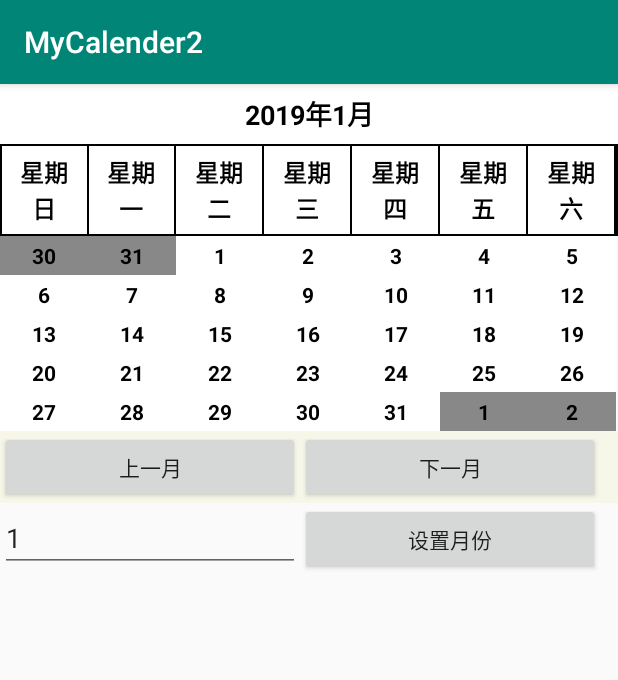
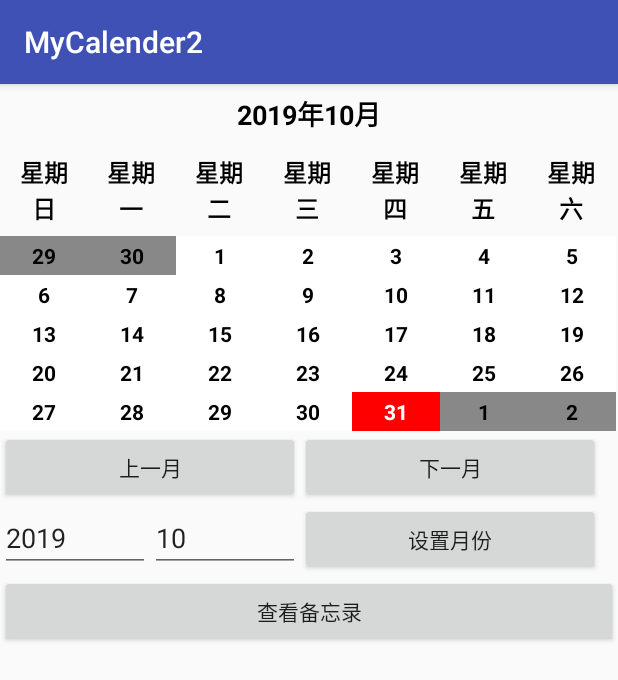
Before and after one commit to wanchuanyue/MyCalender2, an Android app: the screen it shows after launch (MainActivity), after a tap on "设置月份", on a phone screen of 412 x 824 dp. Shown: the top 680 px of the screen. Run offline under Robolectric (Android 15) with nearby library versions, the phone set to English and light mode, and no system bars.

Commit message:
添加修改年份、月份

```diff
--- a/app/src/main/java/com/example/mycalender2/MainActivity.java
+++ b/app/src/main/java/com/example/mycalender2/MainActivity.java
@@ -1,17 +1,13 @@
 package com.example.mycalender2;
 
-import androidx.appcompat.app.AlertDialog;
 import androidx.appcompat.app.AppCompatActivity;
 
-import android.content.DialogInterface;
-import android.content.Intent;
 import android.os.Bundle;
 import android.view.View;
 import android.widget.Button;
 import android.widget.EditText;
 import android.widget.GridView;
 import android.widget.TextView;
-import android.widget.Toast;
 
 import java.text.SimpleDateFormat;
 import java.util.ArrayList;
@@ -27,6 +23,8 @@ public class MainActivity extends AppCompatActivity {
     private GridView gv;
     private Button setMonth;
     private EditText newMonth;
+    private EditText newYear;
+
 
 
     @Override
@@ -44,9 +42,13 @@ public class MainActivity extends AppCompatActivity {
         gv = (GridView) findViewById(R.id.gv);
         setMonth = (Button) findViewById(R.id.setMonth);
         newMonth = (EditText) findViewById(R.id.newMonth);
+        newYear = (EditText) findViewById(R.id.newYear);
+
 
         initAdapter();
     }
+
+
 
     private void initAdapter() {
         final List<Day> dataList = new ArrayList<>();
@@ -80,10 +82,12 @@ public class MainActivity extends AppCompatActivity {
         setMonth.setOnClickListener(new View.OnClickListener() {
             @Override
             public void onClick(View v) {
-                int s = Integer.parseInt(newMonth.getText().toString());
-                if (s>0&&s<13)
+                int nmouth = Integer.parseInt(newMonth.getText().toString());
+                int nyear = Integer.parseInt(newYear.getText().toString());
+                if (nmouth>0&&nmouth<13)
                 {
-                    calendar.set(Calendar.MONTH, s-1);//1月是0
+                    calendar.set(Calendar.MONTH, nmouth-1);//1月是0
+                    calendar.set(calendar.YEAR, nyear);
                     updateAdapter(calendar, dataList, adapter);
                 }
             }
@@ -182,4 +186,6 @@ public class MainActivity extends AppCompatActivity {
                 return 31;
         }
     }
+
+
 }
--- a/app/src/main/res/layout/activity_main.xml
+++ b/app/src/main/res/layout/activity_main.xml
@@ -6,125 +6,116 @@
 
     <TextView
         android:id="@+id/nowdate"
+        android:layout_width="match_parent"
+        android:layout_height="40dp"
+        android:gravity="center"
         android:text="2019"
+        android:textColor="#000"
         android:textSize="18sp"
-        android:gravity="center"
-        android:textStyle="bold"
-        android:textColor="#000"
-        android:background="#fff"
-        android:layout_width="match_parent"
-        android:layout_height="40dp" />
+        android:textStyle="bold" />
 
     <LinearLayout
-        android:background="#000"
-        android:padding="1dp"
         android:layout_width="match_parent"
-        android:layout_height="wrap_content">
+        android:layout_height="wrap_content"
+        android:padding="1dp">
 
         <TextView
+            android:layout_width="0dp"
+            android:layout_height="wrap_content"
             android:layout_marginRight="1dp"
-            android:background="#fff"
+            android:layout_weight="1"
+            android:gravity="center"
+            android:padding="5dp"
             android:text="星期日"
-            android:textStyle="bold"
             android:textColor="#000"
-            android:gravity="center"
             android:textSize="16sp"
-            android:padding="5dp"
-            android:layout_width="0dp"
-            android:layout_weight="1"
-            android:layout_height="wrap_content" />
+            android:textStyle="bold" />
 
         <TextView
+            android:layout_width="0dp"
+            android:layout_height="wrap_content"
             android:layout_marginRight="1dp"
-            android:background="#fff"
+            android:layout_weight="1"
+            android:gravity="center"
+            android:padding="5dp"
             android:text="星期一"
-            android:textStyle="bold"
             android:textColor="#000"
-            android:gravity="center"
             android:textSize="16sp"
-            android:padding="5dp"
-            android:layout_width="0dp"
-            android:layout_weight="1"
-            android:layout_height="wrap_content" />
+            android:textStyle="bold" />
 
         <TextView
+            android:layout_width="0dp"
+            android:layout_height="wrap_content"
             android:layout_marginRight="1dp"
-            android:background="#fff"
+            android:layout_weight="1"
+            android:gravity="center"
+            android:padding="5dp"
             android:text="星期二"
-            android:textStyle="bold"
             android:textColor="#000"
-            android:gravity="center"
             android:textSize="16sp"
-            android:padding="5dp"
-            android:layout_width="0dp"
-            android:layout_weight="1"
-            android:layout_height="wrap_content" />
+            android:textStyle="bold" />
 
         <TextView
+            android:layout_width="0dp"
+            android:layout_height="wrap_content"
             android:layout_marginRight="1dp"
-            android:background="#fff"
+            android:layout_weight="1"
+            android:gravity="center"
+            android:padding="5dp"
             android:text="星期三"
-            android:textStyle="bold"
             android:textColor="#000"
-            android:gravity="center"
             android:textSize="16sp"
-            android:padding="5dp"
-            android:layout_width="0dp"
-            android:layout_weight="1"
-            android:layout_height="wrap_content" />
+            android:textStyle="bold" />
 
         <TextView
+            android:layout_width="0dp"
+            android:layout_height="wrap_content"
             android:layout_marginRight="1dp"
-            android:background="#fff"
+            android:layout_weight="1"
+            android:gravity="center"
+            android:padding="5dp"
             android:text="星期四"
-            android:textStyle="bold"
             android:textColor="#000"
-            android:gravity="center"
             android:textSize="16sp"
-            android:padding="5dp"
-            android:layout_width="0dp"
-            android:layout_weight="1"
-            android:layout_height="wrap_content" />
+            android:textStyle="bold" />
 
         <TextView
+            android:layout_width="0dp"
+            android:layout_height="wrap_content"
             android:layout_marginRight="1dp"
-            android:background="#fff"
+            android:layout_weight="1"
+            android:gravity="center"
+            android:padding="5dp"
             android:text="星期五"
-            android:textStyle="bold"
             android:textColor="#000"
-            android:gravity="center"
             android:textSize="16sp"
-            android:padding="5dp"
-            android:layout_width="0dp"
-            android:layout_weight="1"
-            android:layout_height="wrap_content" />
+            android:textStyle="bold" />
 
         <TextView
+            android:layout_width="0dp"
+            android:layout_height="wrap_content"
             android:layout_marginRight="1dp"
-            android:background="#fff"
+            android:layout_weight="1"
+            android:gravity="center"
+            android:padding="5dp"
             android:text="星期六"
-            android:textStyle="bold"
             android:textColor="#000"
-            android:gravity="center"
             android:textSize="16sp"
-            android:padding="5dp"
-            android:layout_width="0dp"
-            android:layout_weight="1"
-            android:layout_height="wrap_content" />
+            android:textStyle="bold" />
 
     </LinearLayout>
 
     <GridView
         android:id="@+id/gv"
-        android:numColumns="7"
         android:layout_width="match_parent"
-        android:layout_height="wrap_content">
+        android:layout_height="wrap_content"
+        android:numColumns="7">
+
     </GridView>
 
     <LinearLayout
         android:layout_width="match_parent"
-        android:layout_height="wrap_content"
-        android:background="#f6f6e9">
+        android:layout_height="wrap_content">
 
 
         <Button
@@ -144,17 +135,24 @@
 
     <LinearLayout
         android:layout_width="match_parent"
-        android:layout_height="match_parent"
+        android:layout_height="wrap_content"
         android:orientation="horizontal">
 
         <EditText
+            android:id="@+id/newYear"
+            android:layout_width="100dp"
+            android:layout_height="wrap_content"
+            android:ems="4"
+            android:inputType="number"
+            android:text="2019" />
+
+        <EditText
             android:id="@+id/newMonth"
-            android:layout_width="200dp"
+            android:layout_width="100dp"
             android:layout_height="wrap_content"
             android:ems="2"
             android:inputType="number"
-            android:text="1" />
-
+            android:text="10" />
 
         <Button
             android:id="@+id/setMonth"
@@ -164,5 +162,17 @@
             android:text="设置月份" />
     </LinearLayout>
 
+    <LinearLayout
+        android:layout_width="match_parent"
+        android:layout_height="match_parent"
+        android:orientation="horizontal">
+
+        <Button
+            android:id="@+id/button7"
+            android:layout_width="match_parent"
+            android:layout_height="wrap_content"
+            android:text="查看备忘录" />
+    </LinearLayout>
+
 
 </LinearLayout>
--- a/app/src/main/res/values/colors.xml
+++ b/app/src/main/res/values/colors.xml
@@ -1,6 +1,6 @@
 <?xml version="1.0" encoding="utf-8"?>
 <resources>
-    <color name="colorPrimary">#008577</color>
-    <color name="colorPrimaryDark">#00574B</color>
-    <color name="colorAccent">#D81B60</color>
+    <color name="colorPrimary">#3F51B5</color>
+    <color name="colorPrimaryDark">#303F9F</color>
+    <color name="colorAccent">#FF4081</color>
 </resources>
```
